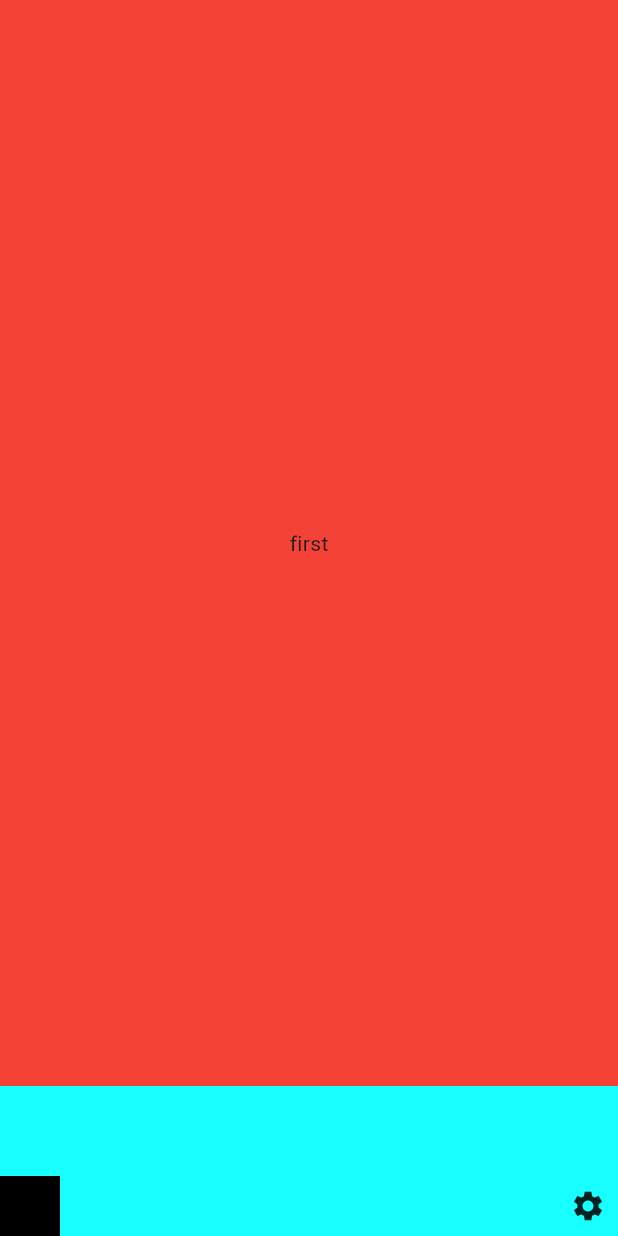
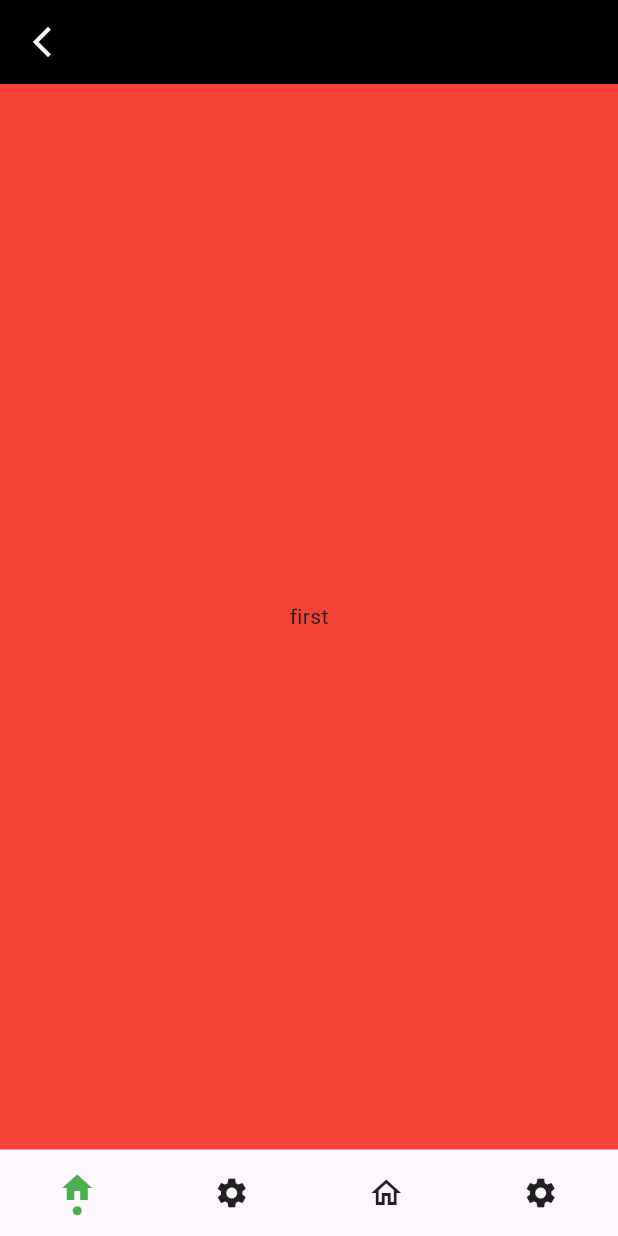
Before and after one commit to Mateo-David/myfirstpackage, a Flutter app: the screen it shows after launch, on a phone screen of 412 x 824 dp. Run offline on Flutter 3.47's test engine with Material 3 defaults, Android fonts, the phone set to English and light mode, and no system bars; our stand-ins replace get.

Commit message:
feat: package neccesary components are done

```diff
--- a/lib/body.dart
+++ b/lib/body.dart
@@ -1,52 +1,27 @@
 import 'package:flutter/material.dart';
 import 'package:myfirstpackage/dot_navigatio_bar_item.dart';
 import 'package:myfirstpackage/dot_navigation_bar.dart';
-
-// class Body extends StatelessWidget {
-//   const Body({
-//     super.key,
-//     required this.items,
-//     required this.currentIndex,
-//     required this.selectedItemColor,
-//     required this.onTap,
-//   });
-
-//   final List<DotNavigationBarItem> items;
-//   final int currentIndex;
-//   final Color? selectedItemColor;
-//   final Function(int index) onTap;
-
-//   @override
-//   Widget build(BuildContext context) {
-//     return const Scaffold(
-//         backgroundColor: Colors.cyanAccent,
-//         bottomNavigationBar: Row(
-//           mainAxisAlignment: MainAxisAlignment.spaceBetween,
-//           children: [],
-//         ));
-//   }
-// }
 
 class Body extends StatelessWidget {
   const Body({
     super.key,
     required this.items,
     required this.currentIndex,
-    required this.selectedItemColor,
     required this.onTap,
   });
 
   final List<DotNavigationBarItem> items;
   final int currentIndex;
-  final Color? selectedItemColor;
   final Function(int index) onTap;
 
   @override
   Widget build(BuildContext context) {
     return Scaffold(
-      backgroundColor: Colors.cyanAccent,
-      bottomNavigationBar: Row(
-        mainAxisAlignment: MainAxisAlignment.spaceBetween,
+      backgroundColor: Colors.transparent,
+      bottomNavigationBar: Center(
+        child: Row(
+          mainAxisAlignment: MainAxisAlignment.spaceAround,
+          crossAxisAlignment: CrossAxisAlignment.center,
           children: items.asMap().entries.map((entry) {
             final index = entry.key;
             final item = entry.value;
@@ -55,13 +30,12 @@ class Body extends StatelessWidget {
             return GestureDetector(
               onTap: () => onTap(index),
               child: Container(
-              color: isSelected ? selectedItemColor : null,
-              padding: EdgeInsets.all(8),
                 child: isSelected ? item.activeIcon ?? item.icon : item.icon,
               ),
             );
           }).toList(),
         ),
+      ),
     );
   }
 }
--- a/lib/dot_navigation_bar.dart
+++ b/lib/dot_navigation_bar.dart
@@ -9,10 +9,9 @@ class DotNavigationBar extends StatelessWidget {
     required this.onTap,
     required this.items,
     required this.currentIndex,
-    this.selectedFontSize = 0,
-    this.unselectedFontSize = 0,
+    this.selectedFontSize = 0.0,
+    this.unselectedFontSize = 0.0,
     this.backgroundColor = Colors.white,
-    this.selectedItemColor = Colors.black,
   });
 
   int currentIndex;
@@ -20,18 +19,16 @@ class DotNavigationBar extends StatelessWidget {
   double selectedFontSize;
   double unselectedFontSize;
   Color backgroundColor;
-  Color selectedItemColor;
   Function(int)? onTap;
 
   @override
   Widget build(BuildContext context) {
     return SizedBox(
-      height: 100,
-      width: 500,
+      height: MediaQuery.of(context).size.height * 0.07,
+      width: double.infinity,
       child: Body(
         items: items,
         currentIndex: currentIndex,
-        selectedItemColor: selectedItemColor,
         onTap: onTap!,
       ),
     );
--- a/lib/first.dart
+++ b/lib/first.dart
@@ -1,4 +1,5 @@
 import 'package:flutter/material.dart';
+import 'package:get/get.dart';
 
 class First extends StatelessWidget {
   const First({super.key});
@@ -6,6 +7,17 @@ class First extends StatelessWidget {
   @override
   Widget build(BuildContext context) {
     return Scaffold(
+      appBar: AppBar(
+        backgroundColor: Colors.black,
+        leading: IconButton(
+            onPressed: () {
+              Get.back();
+            },
+            icon: Icon(
+              Icons.arrow_back_ios_new,
+              color: Colors.white,
+            )),
+      ),
       backgroundColor: Colors.red,
       body: Center(
         child: Text("first"),
--- a/lib/home.dart
+++ b/lib/home.dart
@@ -16,6 +16,8 @@ class Home extends StatefulWidget {
 final screen = [
   First(),
   second(),
+  First(),
+  second(),
 ];
 int currentIndex = 0;
 
@@ -23,41 +25,160 @@ class _HomeState extends State<Home> {
   @override
   Widget build(BuildContext context) {
     return Scaffold(
-        backgroundColor: Colors.amber,
+        // backgroundColor: Colors.amber,
         body: screen[currentIndex],
         bottomNavigationBar: DotNavigationBar(
+            selectedFontSize: 0,
+            unselectedFontSize: 0,
             onTap: (index) {
               setState(() {
                 currentIndex = index;
               });
             },
             items: [
-              DotNavigationBarItem(icon: const Icon(Icons.home)),
-              DotNavigationBarItem(icon: const Icon(Icons.settings)),
-              // DotNavigationBarItem(icon: const Icon(Icons.home)),
-              // DotNavigationBarItem(icon: const Icon(Icons.home)),
+              // DotNavigationBarItem(
+              //   activeIcon: const Column(
+              //     children: [
+              //       Icon(
+              //         Icons.home,
+              //         color: Colors.green,
+              //       ),
+              //       SizedBox(
+              //         height: 10,
+              //       ),
+              //       CircleAvatar(
+              //         backgroundColor: Colors.green,
+              //         radius: 3,
+              //       ),
+              //     ],
+              //   ),
+              //   icon: Icon(
+              //     Icons.home_outlined,
+              //   ),
+              // ),
+              // DotNavigationBarItem(
+              //   activeIcon: const Column(
+              //     children: [
+              //       Icon(
+              //         Icons.settings,
+              //         color: Colors.green,
+              //       ),
+              //       SizedBox(
+              //         height: 10,
+              //       ),
+              //       CircleAvatar(
+              //         backgroundColor: Colors.green,
+              //         radius: 3,
+              //       ),
+              //     ],
+              //   ),
+              //   icon: Icon(
+              //     Icons.settings_outlined,
+              //   ),
+              // ),
+
+              // DotNavigationBarItem(
+              //   activeIcon: const Column(
+              //     children: [
+              //       Icon(
+              //         Icons.home,
+              //         color: Colors.green,
+              //       ),
+              //       SizedBox(
+              //         height: 10,
+              //       ),
+              //       CircleAvatar(
+              //         backgroundColor: Colors.green,
+              //         radius: 3,
+              //       ),
+              //     ],
+              //   ),
+              //   icon: Icon(
+              //     Icons.home_outlined,
+              //   ),
+              // ),
+              // DotNavigationBarItem(
+              //   activeIcon: const Column(
+              //     children: [
+              //       Icon(
+              //         Icons.settings,
+              //         color: Colors.green,
+              //       ),
+              //       SizedBox(
+              //         height: 10,
+              //       ),
+              //       CircleAvatar(
+              //         backgroundColor: Colors.green,
+              //         radius: 3,
+              //       ),
+              //     ],
+              //   ),
+              //   icon: Icon(
+              //     Icons.settings_outlined,
+              //   ),
+              // ),
+
+              // DotNavigationBarItem(
+              //   icon: Icon(
+              //     Icons.home,
+              //   ),
+              // ),
+              DotNavigationBarItem(
+                  activeIcon: const Column(
+                    mainAxisAlignment: MainAxisAlignment.center,
+                    crossAxisAlignment: CrossAxisAlignment.center,
+                    children: [
+                      Icon(
+                        Icons.home,
+                        color: Colors.green,
+                      ),
+                      CircleAvatar(
+                        radius: 3,
+                        backgroundColor: Colors.green,
+                      )
+                    ],
+                  ),
+                  icon: const Icon(Icons.home_outlined)),
+              DotNavigationBarItem(icon: Icon(Icons.settings)),
+              DotNavigationBarItem(
+                  activeIcon: const Column(
+                    mainAxisAlignment: MainAxisAlignment.center,
+                    crossAxisAlignment: CrossAxisAlignment.center,
+                    children: [
+                      Icon(
+                        Icons.home,
+                        color: Colors.green,
+                      ),
+                      CircleAvatar(
+                        radius: 3,
+                        backgroundColor: Colors.green,
+                      )
+                    ],
+                  ),
+                  icon: const Icon(Icons.home_outlined)),
+              DotNavigationBarItem(icon: Icon(Icons.settings)),
             ],
             currentIndex: currentIndex)
 
         // DotNavigationBar(
         //   items: [
-        //     DotNavigationBarItem(
-        //         activeIcon: const Column(
-        //           children: [
-        //             Icon(
-        //               Icons.home,
-        //               color: Colors.green,
-        //             ),
-        //             SizedBox(
-        //               height: 10,
-        //             ),
-        //             CircleAvatar(
-        //               backgroundColor: Colors.green,
-        //               radius: 3,
-        //             ),
-        //           ],
+        // DotNavigationBarItem(
+        //     activeIcon: const Column(
+        //       children: [
+        //         Icon(
+        //           Icons.home,
+        //           color: Colors.green,
         //         ),
-        //         icon2: const Icon(Icons.abc)),
+        //         SizedBox(
+        //           height: 10,
+        //         ),
+        //         CircleAvatar(
+        //           backgroundColor: Colors.green,
+        //           radius: 3,
+        //         ),
+        //       ],
+        //     ),
+        //     icon2: const Icon(Icons.abc)),
         //     DotNavigationBarItem(
         //         activeIcon: const Column(
         //           children: [
--- a/lib/seconds.dart
+++ b/lib/seconds.dart
@@ -1,11 +1,19 @@
 import 'package:flutter/material.dart';
+import 'package:get/get.dart';
 
 class second extends StatelessWidget {
   const second({super.key});
 
   @override
   Widget build(BuildContext context) {
-    return Scaffold(
+    return Scaffold( appBar: AppBar(
+        backgroundColor: Colors.black,
+        leading: IconButton(
+            onPressed: () {
+              Get.back();
+            },
+            icon: Icon(Icons.arrow_back_ios_new,color: Colors.white,)),
+      ),
       backgroundColor: Colors.blue,
       body: Center(
         child: Text("second"),
```
Lines whose indentation alone changed are shown as unchanged.
